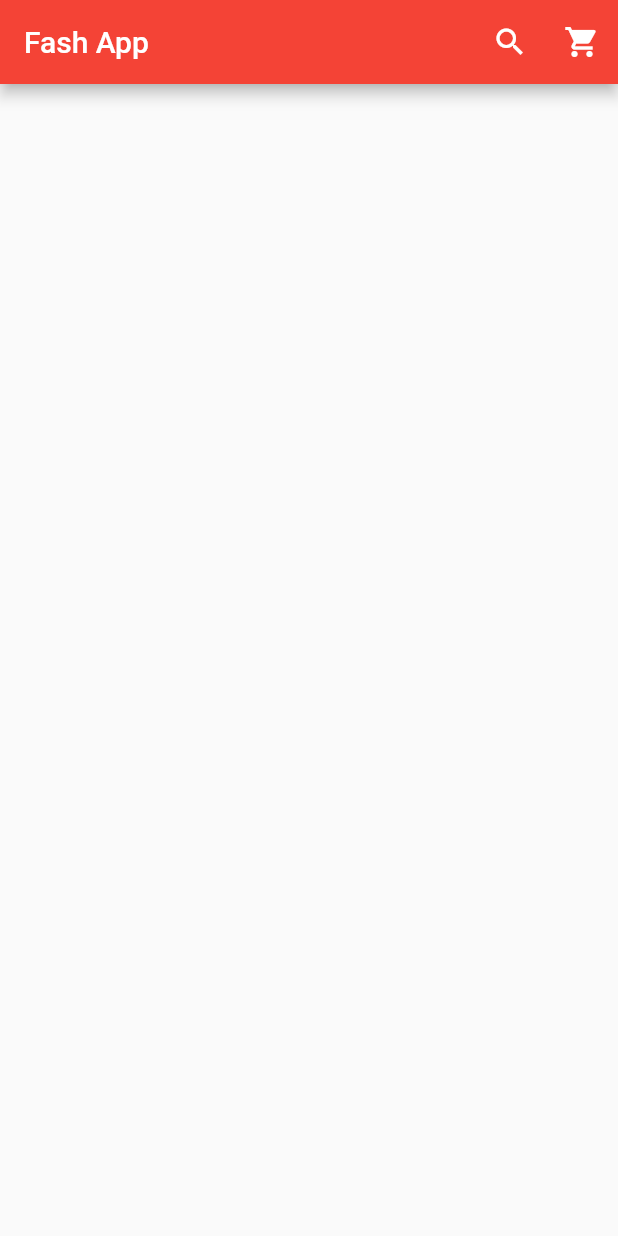
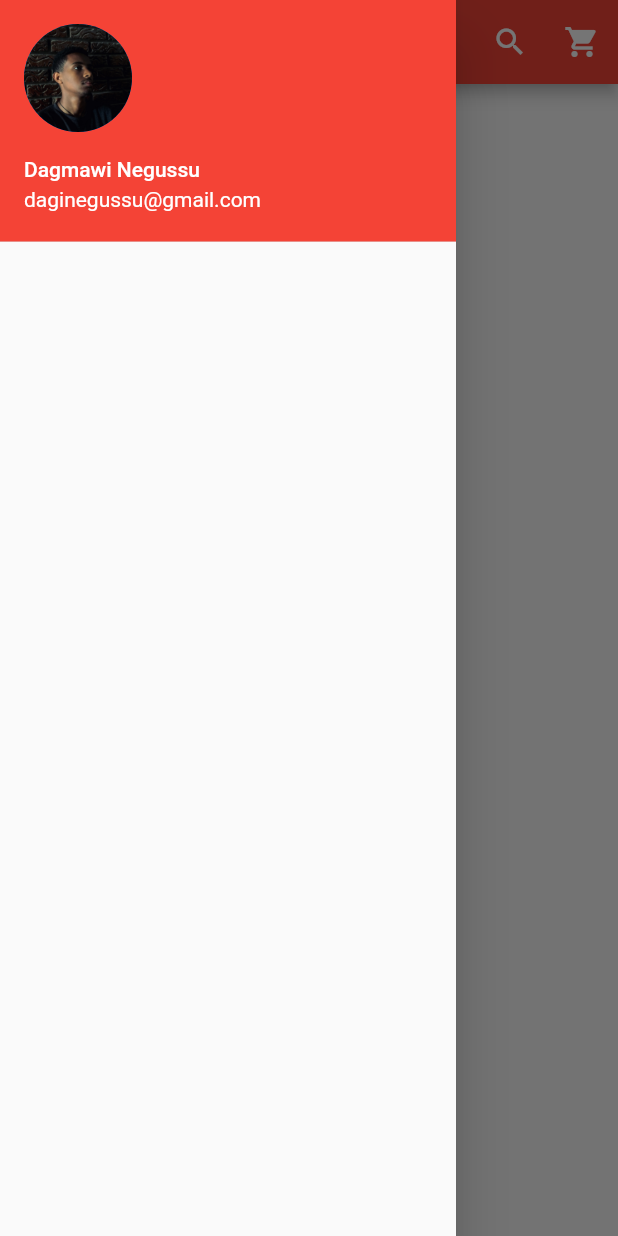
Before and after one commit to etEthiopia/ecommerce, a Flutter app: the screen it shows after launch, with the side drawer open (before the commit the screen has no drawer), on a phone screen of 412 x 824 dp. Run offline on Flutter 3.47's test engine with Material 2 defaults, Android fonts, the phone set to English and light mode, and no system bars.

```diff
--- a/lib/pages/home.dart
+++ b/lib/pages/home.dart
@@ -21,6 +21,18 @@ class _HomePageState extends State<HomePage> {
               onPressed: () {})
         ],
       ),
+      drawer: Drawer(
+          child: ListView(children: <Widget>[
+        new UserAccountsDrawerHeader(
+          accountName: Text("Dagmawi Negussu"),
+          accountEmail: Text("daginegussu@gmail.com"),
+          currentAccountPicture: GestureDetector(
+            child: CircleAvatar(
+                backgroundImage: AssetImage('assets/dagidark.JPG')),
+          ),
+          decoration: BoxDecoration(color: Colors.red),
+        ),
+      ])),
     );
   }
 }
```
Also changed, not shown: assets/c1.jpg (added), assets/drakecurse.jpg (deleted), assets/m1.jpeg (added), assets/m2.jpg (added), assets/w1.jpeg (added), assets/w3.jpeg (added), assets/w4.jpeg (added).
